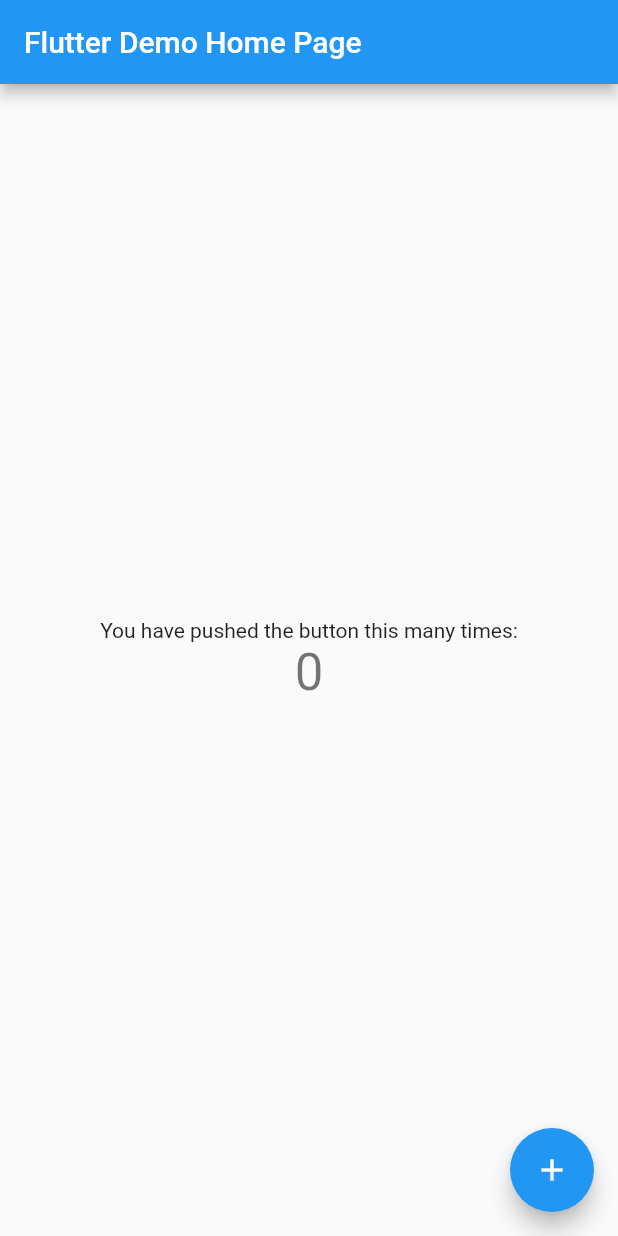
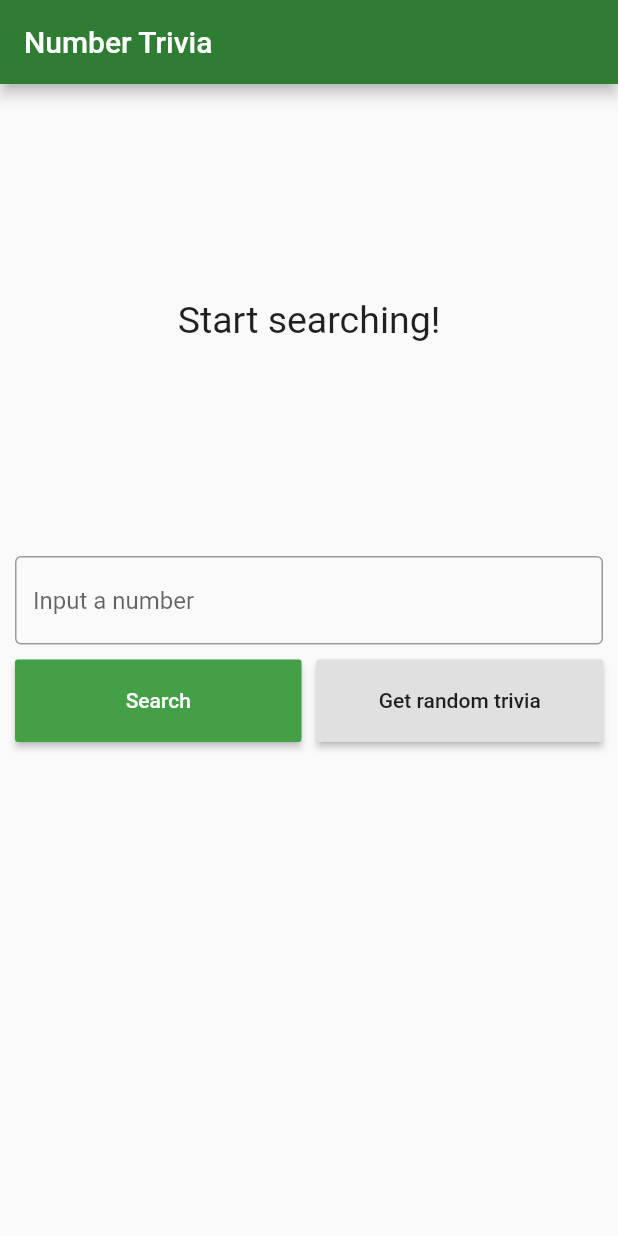
Before and after one commit to danielccunha/flutter-clean-architecture, a Flutter app: the screen it shows after launch, on a phone screen of 412 x 824 dp. Run offline on Flutter 3.47's test engine with Material 2 defaults, Android fonts, the phone set to English and light mode, and no system bars; our stand-ins replace bloc, dartz, data_connection_checker, equatable, flutter_bloc, get_it and 1 more.

Commit message:
feat: implement NumberTriviaPage

```diff
--- /dev/null
+++ b/lib/features/number_trivia/presentation/pages/number_trivia_page.dart
@@ -0,0 +1,47 @@
+import 'package:flutter/material.dart';
+import 'package:flutter_bloc/flutter_bloc.dart';
+import 'package:flutter_clean_architecture/features/number_trivia/presentation/blocs/number_trivia_bloc.dart';
+import 'package:flutter_clean_architecture/features/number_trivia/presentation/widgets/trivia_controls.dart';
+import 'package:flutter_clean_architecture/features/number_trivia/presentation/widgets/widgets.dart';
+import 'package:flutter_clean_architecture/injection_container.dart';
+
+class NumberTriviaPage extends StatelessWidget {
+  @override
+  Widget build(BuildContext context) {
+    return Scaffold(
+      appBar: AppBar(
+        title: const Text('Number Trivia'),
+      ),
+      body: buildBody(context),
+    );
+  }
+
+  BlocProvider<NumberTriviaBloc> buildBody(BuildContext context) {
+    return BlocProvider(
+      create: (_) => sl<NumberTriviaBloc>(),
+      child: ListView(
+        padding: const EdgeInsets.all(10),
+        children: [
+          const SizedBox(height: 10),
+          Align(
+            child: BlocBuilder<NumberTriviaBloc, NumberTriviaState>(
+              builder: (context, state) {
+                if (state is Empty) {
+                  return const MessageDisplay(message: 'Start searching!');
+                } else if (state is Error) {
+                  return MessageDisplay(message: state.message);
+                } else if (state is Loading) {
+                  return const LoadingWidget();
+                } else {
+                  return TriviaDisplay(numberTrivia: (state as Loaded).trivia);
+                }
+              },
+            ),
+          ),
+          const SizedBox(height: 20),
+          const TriviaControls(),
+        ],
+      ),
+    );
+  }
+}
--- /dev/null
+++ b/lib/features/number_trivia/presentation/widgets/message_display.dart
@@ -0,0 +1,26 @@
+import 'package:flutter/material.dart';
+
+class MessageDisplay extends StatelessWidget {
+  final String message;
+
+  const MessageDisplay({
+    Key key,
+    @required this.message,
+  }) : super(key: key);
+
+  @override
+  Widget build(BuildContext context) {
+    return SizedBox(
+      height: MediaQuery.of(context).size.height / 3,
+      child: Center(
+        child: SingleChildScrollView(
+          child: Text(
+            message,
+            textAlign: TextAlign.center,
+            style: const TextStyle(fontSize: 25),
+          ),
+        ),
+      ),
+    );
+  }
+}
--- /dev/null
+++ b/lib/features/number_trivia/presentation/widgets/trivia_controls.dart
@@ -0,0 +1,72 @@
+import 'package:flutter/material.dart';
+import 'package:flutter/services.dart';
+import 'package:flutter_bloc/flutter_bloc.dart';
+import 'package:flutter_clean_architecture/features/number_trivia/presentation/blocs/number_trivia_bloc.dart';
+
+class TriviaControls extends StatefulWidget {
+  const TriviaControls();
+
+  @override
+  _TriviaControlsState createState() => _TriviaControlsState();
+}
+
+class _TriviaControlsState extends State<TriviaControls> {
+  final controller = TextEditingController();
+
+  @override
+  Widget build(BuildContext context) {
+    return Column(
+      children: [
+        TextField(
+          keyboardType: TextInputType.number,
+          decoration: const InputDecoration(
+            border: OutlineInputBorder(),
+            hintText: 'Input a number',
+          ),
+          inputFormatters: [FilteringTextInputFormatter.digitsOnly],
+          controller: controller,
+          onSubmitted: (_) => dispatchConcrete(),
+        ),
+        const SizedBox(height: 10),
+        Row(
+          children: [
+            Expanded(
+              child: SizedBox(
+                height: 55,
+                child: RaisedButton(
+                  onPressed: dispatchConcrete,
+                  color: Theme.of(context).accentColor,
+                  textTheme: ButtonTextTheme.primary,
+                  child: const Text('Search'),
+                ),
+              ),
+            ),
+            const SizedBox(width: 10),
+            Expanded(
+              child: SizedBox(
+                height: 55,
+                child: RaisedButton(
+                  onPressed: dispatchRandom,
+                  child: const Text('Get random trivia'),
+                ),
+              ),
+            ),
+          ],
+        ),
+      ],
+    );
+  }
+
+  void dispatchConcrete() {
+    BlocProvider.of<NumberTriviaBloc>(context).add(
+      GetTriviaForConcreteNumber(controller.text),
+    );
+    controller.clear();
+  }
+
+  void dispatchRandom() {
+    BlocProvider.of<NumberTriviaBloc>(context).add(
+      const GetTriviaForRandomNumber(),
+    );
+  }
+}
--- /dev/null
+++ b/lib/features/number_trivia/presentation/widgets/widgets.dart
@@ -0,0 +1,3 @@
+export 'loading_widget.dart';
+export 'message_display.dart';
+export 'trivia_display.dart';
--- a/lib/injection_container.dart
+++ b/lib/injection_container.dart
@@ -16,7 +16,7 @@ import 'features/number_trivia/data/datasources/number_trivia_local_data_source.
 final sl = GetIt.instance;
 
 // TODO: Try to use injectable
-void init() {
+Future init() async {
   // Features - Number Trivia
   // Bloc
   sl.registerFactory(
@@ -54,7 +54,8 @@ void init() {
   sl.registerLazySingleton<NetworkInfo>(() => NetworkInfoImpl(sl()));
 
   // External
-  sl.registerLazySingletonAsync(() => SharedPreferences.getInstance());
+  final sharedPreferences = await SharedPreferences.getInstance();
+  sl.registerLazySingleton(() => sharedPreferences);
   sl.registerLazySingleton(() => http.Client());
   sl.registerLazySingleton(() => DataConnectionChecker());
 }
--- a/lib/main.dart
+++ b/lib/main.dart
@@ -1,67 +1,22 @@
+import 'package:flutter_clean_architecture/features/number_trivia/presentation/pages/number_trivia_page.dart';
 import 'package:flutter_clean_architecture/injection_container.dart' as di;
 import 'package:flutter/material.dart';
 
-void main() {
+Future main() async {
+  WidgetsFlutterBinding.ensureInitialized();
+  await di.init();
   runApp(MyApp());
-  di.init();
 }
 
 class MyApp extends StatelessWidget {
   @override
   Widget build(BuildContext context) {
     return MaterialApp(
-      title: 'Flutter Demo',
+      title: 'Number Trivia',
+      home: NumberTriviaPage(),
       theme: ThemeData(
-        primarySwatch: Colors.blue,
-        visualDensity: VisualDensity.adaptivePlatformDensity,
-      ),
-      home: const MyHomePage(title: 'Flutter Demo Home Page'),
-    );
-  }
-}
-
-class MyHomePage extends StatefulWidget {
-  const MyHomePage({Key key, this.title}) : super(key: key);
-
-  final String title;
-
-  @override
-  _MyHomePageState createState() => _MyHomePageState();
-}
-
-class _MyHomePageState extends State<MyHomePage> {
-  int _counter = 0;
-
-  void _incrementCounter() {
-    setState(() {
-      _counter++;
-    });
-  }
-
-  @override
-  Widget build(BuildContext context) {
-    return Scaffold(
-      appBar: AppBar(
-        title: Text(widget.title),
-      ),
-      body: Center(
-        child: Column(
-          mainAxisAlignment: MainAxisAlignment.center,
-          children: <Widget>[
-            const Text(
-              'You have pushed the button this many times:',
-            ),
-            Text(
-              '$_counter',
-              style: Theme.of(context).textTheme.headline4,
-            ),
-          ],
-        ),
-      ),
-      floatingActionButton: FloatingActionButton(
-        onPressed: _incrementCounter,
-        tooltip: 'Increment',
-        child: const Icon(Icons.add),
+        primaryColor: Colors.green.shade800,
+        accentColor: Colors.green.shade600,
       ),
     );
   }
```
Also changed, not shown: lib/features/number_trivia/presentation/widgets/loading_widget.dart (added, +17 -0 lines), lib/features/number_trivia/presentation/widgets/trivia_display.dart (added, +41 -0 lines).
